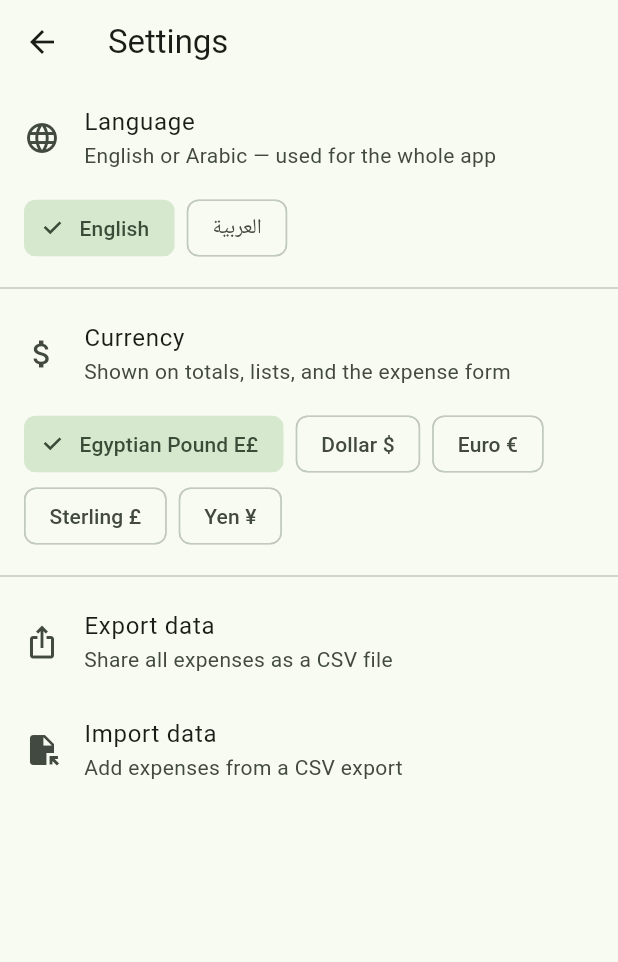
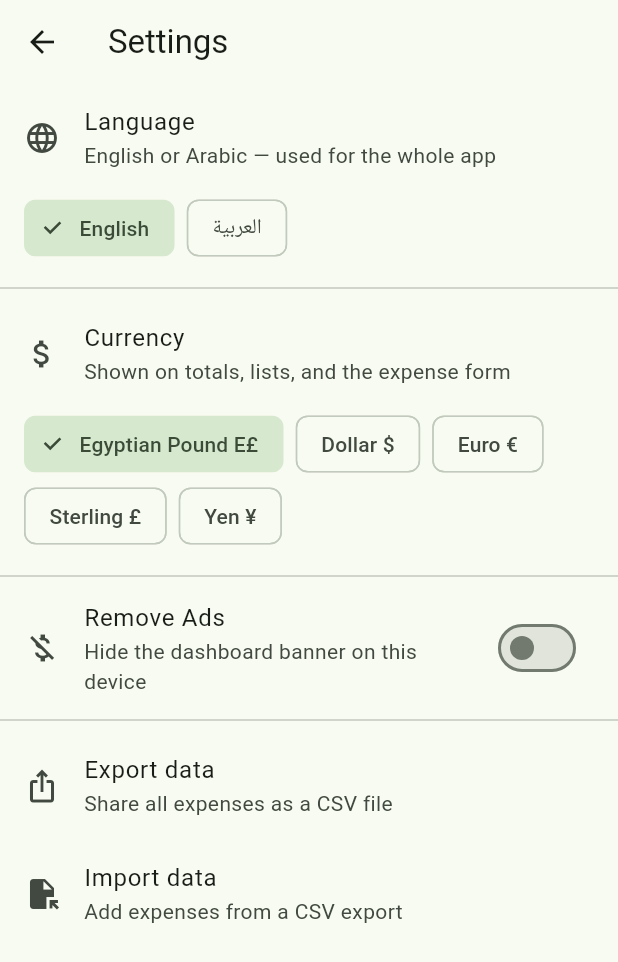
Before and after one commit to AhmedElemey/expense-tracker-flutter, a Flutter app: the screen it shows after launch, after a tap on the "settings" icon, on a phone screen of 412 x 824 dp. Shown: the top 962 px of the screen. Run offline on Flutter 3.47's test engine with Material 3 defaults, Android fonts, the phone set to English and light mode, and no system bars; our stand-ins replace file_picker, fl_chart, flutter_riverpod, freezed_annotation, google_mobile_ads, share_plus and 2 more; missing offline and left inert: app_tracking_transparency; accounts and stored records are empty.

Commit message:
Add a local Remove Ads toggle that hides the dashboard banner.
Persist the flag in SharedPreferences as a scaffold for a later in-app purchase flow; do not request ads when it is on.

Co-authored-by: Cursor <cursoragent@cursor.com>

```diff
--- a/lib/l10n/app_ar.arb
+++ b/lib/l10n/app_ar.arb
@@ -23,6 +23,8 @@
   "expenseDeleted": "تم حذف المصروف",
   "undo": "تراجع",
   "settingsTitle": "الإعدادات",
+  "removeAdsTitle": "إزالة الإعلانات",
+  "removeAdsSubtitle": "إخفاء الشريط الإعلاني على لوحة المعلومات في هذا الجهاز",
   "currencyTitle": "العملة",
   "currencySubtitle": "تظهر في الإجماليات والقوائم ونموذج المصروف",
   "currencyEgyptianPound": "جنيه مصري",
--- a/lib/l10n/app_en.arb
+++ b/lib/l10n/app_en.arb
@@ -48,6 +48,8 @@
   "expenseDeleted": "Expense deleted",
   "undo": "Undo",
   "settingsTitle": "Settings",
+  "removeAdsTitle": "Remove Ads",
+  "removeAdsSubtitle": "Hide the dashboard banner on this device",
   "currencyTitle": "Currency",
   "currencySubtitle": "Shown on totals, lists, and the expense form",
   "currencyEgyptianPound": "Egyptian Pound",
--- a/lib/l10n/app_localizations.dart
+++ b/lib/l10n/app_localizations.dart
@@ -235,6 +235,18 @@ abstract class AppLocalizations {
   /// In en, this message translates to:
   /// **'Settings'**
   String get settingsTitle;
+
+  /// No description provided for @removeAdsTitle.
+  ///
+  /// In en, this message translates to:
+  /// **'Remove Ads'**
+  String get removeAdsTitle;
+
+  /// No description provided for @removeAdsSubtitle.
+  ///
+  /// In en, this message translates to:
+  /// **'Hide the dashboard banner on this device'**
+  String get removeAdsSubtitle;
 
   /// No description provided for @currencyTitle.
   ///
--- a/lib/l10n/app_localizations_en.dart
+++ b/lib/l10n/app_localizations_en.dart
@@ -87,6 +87,12 @@ class AppLocalizationsEn extends AppLocalizations {
 
   @override
   String get settingsTitle => 'Settings';
+
+  @override
+  String get removeAdsTitle => 'Remove Ads';
+
+  @override
+  String get removeAdsSubtitle => 'Hide the dashboard banner on this device';
 
   @override
   String get currencyTitle => 'Currency';
--- /dev/null
+++ b/lib/presentation/providers/ads_removed_provider.dart
@@ -0,0 +1,47 @@
+import 'package:flutter_riverpod/flutter_riverpod.dart';
+import 'package:shared_preferences/shared_preferences.dart';
+
+const kAdsRemovedPrefsKey = 'adsRemoved';
+
+/// Local "Remove Ads" flag. Not a real purchase — see Settings TODO.
+class AdsRemovedNotifier extends Notifier<bool> {
+  var _hydrated = false;
+
+  @override
+  bool build() {
+    _hydrate();
+    return false;
+  }
+
+  Future<void> setRemoved(bool value) async {
+    _hydrated = true;
+    state = value;
+    await _persist(value);
+  }
+
+  Future<void> _hydrate() async {
+    try {
+      final prefs = await SharedPreferences.getInstance();
+      if (_hydrated) {
+        return;
+      }
+      _hydrated = true;
+      state = prefs.getBool(kAdsRemovedPrefsKey) ?? false;
+    } catch (_) {
+      _hydrated = true;
+    }
+  }
+
+  Future<void> _persist(bool value) async {
+    try {
+      final prefs = await SharedPreferences.getInstance();
+      await prefs.setBool(kAdsRemovedPrefsKey, value);
+    } catch (_) {
+      // Flag still applies for this session if prefs fail.
+    }
+  }
+}
+
+final adsRemovedProvider = NotifierProvider<AdsRemovedNotifier, bool>(
+  AdsRemovedNotifier.new,
+);
--- a/lib/presentation/screens/settings_screen.dart
+++ b/lib/presentation/screens/settings_screen.dart
@@ -9,6 +9,7 @@ import 'package:share_plus/share_plus.dart';
 
 import 'package:expensetracker/l10n/app_localizations.dart';
 import 'package:expensetracker/presentation/format.dart';
+import 'package:expensetracker/presentation/providers/ads_removed_provider.dart';
 import 'package:expensetracker/presentation/providers/app_providers.dart';
 import 'package:expensetracker/presentation/providers/dashboard_providers.dart';
 import 'package:expensetracker/presentation/providers/locale_provider.dart';
@@ -28,6 +29,7 @@ class SettingsScreen extends ConsumerWidget {
     final l10n = AppLocalizations.of(context);
     final currencySymbol = ref.watch(currencySymbolProvider);
     final localeCode = ref.watch(localeCodeProvider);
+    final adsRemoved = ref.watch(adsRemovedProvider);
     return Scaffold(
       appBar: AppBar(title: Text(l10n.settingsTitle)),
       body: ListView(
@@ -90,6 +92,19 @@ class SettingsScreen extends ConsumerWidget {
                   ),
               ],
             ),
+          ),
+          const Divider(),
+          SwitchListTile(
+            key: const Key('remove-ads'),
+            secondary: const Icon(Icons.money_off_outlined),
+            title: Text(l10n.removeAdsTitle),
+            subtitle: Text(l10n.removeAdsSubtitle),
+            value: adsRemoved,
+            onChanged: (value) {
+              // TODO: Replace this local SharedPreferences flag with a real
+              // in_app_purchase / StoreKit / Play Billing purchase flow.
+              ref.read(adsRemovedProvider.notifier).setRemoved(value);
+            },
           ),
           const Divider(),
           ListTile(
--- a/lib/presentation/widgets/dashboard_banner_ad.dart
+++ b/lib/presentation/widgets/dashboard_banner_ad.dart
@@ -2,6 +2,7 @@ import 'package:flutter/material.dart';
 import 'package:flutter_riverpod/flutter_riverpod.dart';
 import 'package:google_mobile_ads/google_mobile_ads.dart';
 
+import 'package:expensetracker/presentation/providers/ads_removed_provider.dart';
 import 'package:expensetracker/presentation/providers/ads_tracking_provider.dart';
 import 'package:expensetracker/presentation/providers/dashboard_banner_ad_provider.dart';
 
@@ -27,6 +28,10 @@ class _DashboardBannerAdState extends ConsumerState<DashboardBannerAd> {
         WidgetsBinding.instance.addPostFrameCallback((_) => _load());
       }
     });
+
+    if (ref.watch(adsRemovedProvider)) {
+      return const SizedBox.shrink();
+    }
 
     final gate = ref.watch(adsLoadGateProvider);
     final ad = ref.watch(dashboardBannerAdProvider);
```
Also changed, not shown: lib/l10n/app_localizations_ar.dart (+7 -0 lines), lib/presentation/providers/dashboard_banner_ad_provider.dart (+11 -0 lines).
